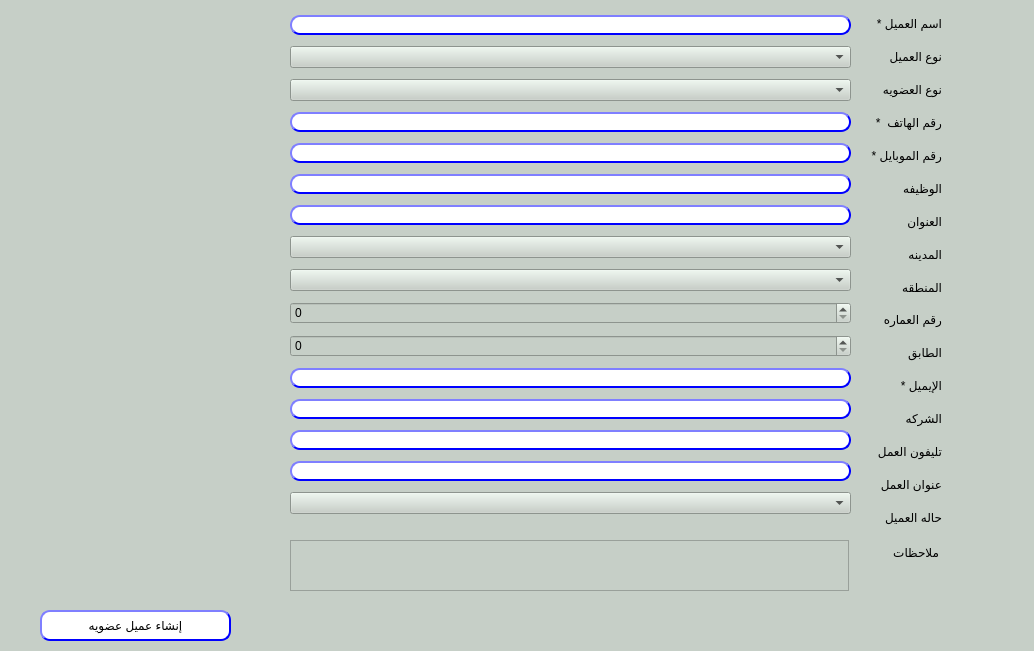
Above: presentation/loyalty_ui/createCustomer.ui from shymaa123456/HyperPOS2020 before the change. Below: the same form after it.
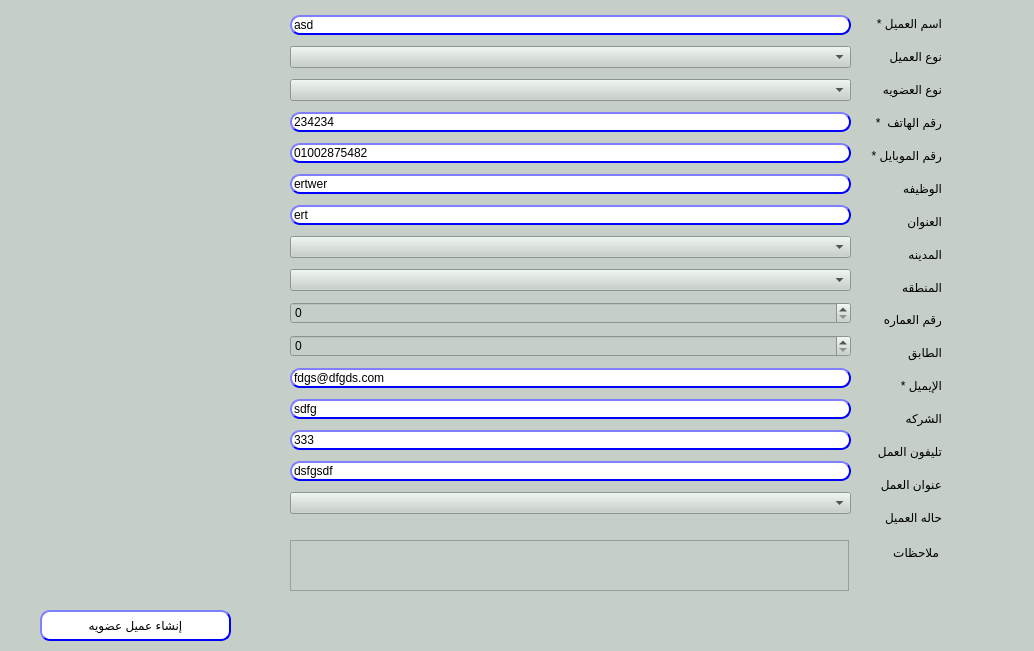
That is the form after the change.

What changed in the file:
```diff
--- a/presentation/loyalty_ui/createCustomer.ui
+++ b/presentation/loyalty_ui/createCustomer.ui
@@ -177,7 +177,7 @@
                                     </string>
       </property>
       <property name="text">
-       <string/>
+       <string>asd</string>
       </property>
      </widget>
     </item>
@@ -215,7 +215,7 @@
                             </string>
       </property>
       <property name="text">
-       <string/>
+       <string>234234</string>
       </property>
      </widget>
     </item>
@@ -247,7 +247,7 @@
                             </string>
       </property>
       <property name="text">
-       <string/>
+       <string>01002875482</string>
       </property>
      </widget>
     </item>
@@ -278,7 +278,7 @@
                                     </string>
       </property>
       <property name="text">
-       <string/>
+       <string>ertwer</string>
       </property>
      </widget>
     </item>
@@ -310,7 +310,7 @@
                             </string>
       </property>
       <property name="text">
-       <string/>
+       <string>ert</string>
       </property>
      </widget>
     </item>
@@ -369,7 +369,7 @@
                                     </string>
       </property>
       <property name="text">
-       <string/>
+       <string>fdgs@dfgds.com</string>
       </property>
      </widget>
     </item>
@@ -401,7 +401,7 @@
                             </string>
       </property>
       <property name="text">
-       <string/>
+       <string>sdfg</string>
       </property>
      </widget>
     </item>
@@ -433,7 +433,7 @@
                             </string>
       </property>
       <property name="text">
-       <string/>
+       <string>333</string>
       </property>
      </widget>
     </item>
@@ -465,7 +465,7 @@
                             </string>
       </property>
       <property name="text">
-       <string/>
+       <string>dsfgsdf</string>
       </property>
      </widget>
     </item>
```
